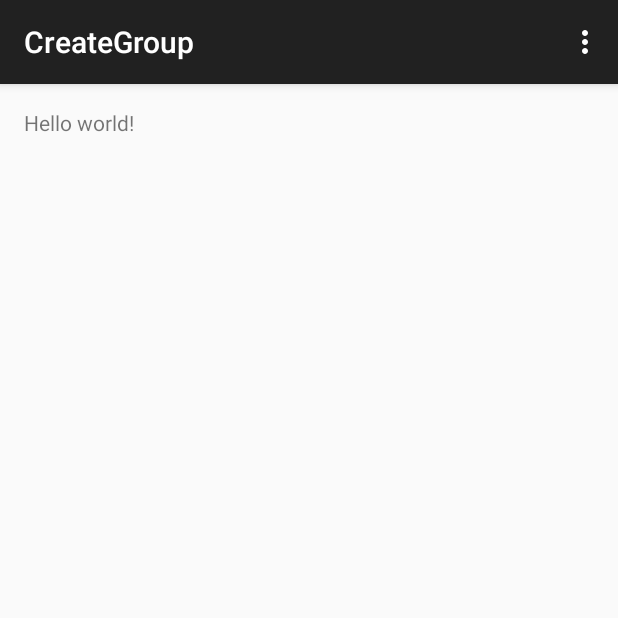
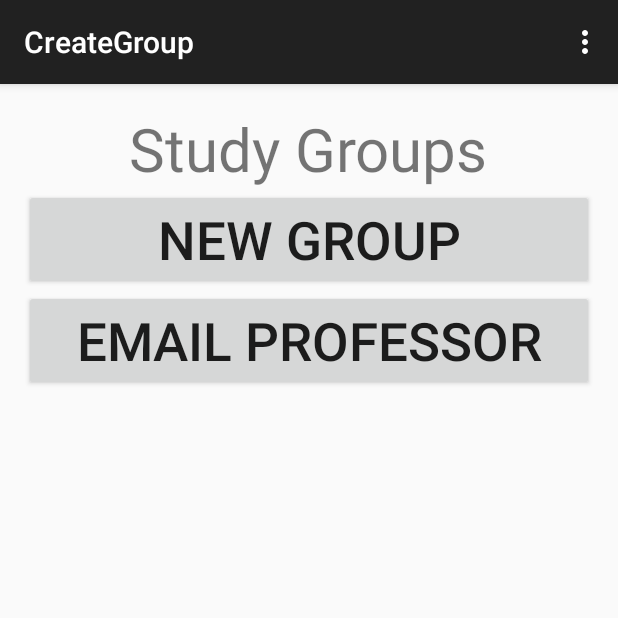
Before and after one commit to maugus33/MangoStudy, an Android app: the CreateGroup screen opened directly, with no data from a screen before it, on a phone screen of 412 x 824 dp, the top half of it. Run offline under Robolectric (Android 15) with nearby library versions, the phone set to English and light mode, and no system bars.

```diff
--- a/app/src/main/res/layout/activity_create_group.xml
+++ b/app/src/main/res/layout/activity_create_group.xml
@@ -6,7 +6,45 @@
     android:paddingBottom="@dimen/activity_vertical_margin"
     tools:context="com.ood.malissa.mangostudy.Activities.CreateGroup">
 
-    <TextView android:text="@string/hello_world" android:layout_width="wrap_content"
-        android:layout_height="wrap_content" />
+    <TextView android:text="Study Groups" android:layout_width="wrap_content"
+        android:layout_height="wrap_content"
+        android:layout_alignParentTop="true"
+        android:layout_centerHorizontal="true"
+        android:id="@+id/studyGroupLabel"
+        android:textSize="18pt" />
+
+    <Button
+        android:layout_width="wrap_content"
+        android:layout_height="wrap_content"
+        android:text="New Group"
+        android:id="@+id/button"
+        android:layout_below="@+id/studyGroupLabel"
+        android:layout_alignParentStart="true"
+        android:layout_alignParentEnd="true"
+        android:textSize="16pt" />
+
+    <Button
+        android:layout_width="wrap_content"
+        android:layout_height="wrap_content"
+        android:text="Email Professor"
+        android:id="@+id/button2"
+        android:layout_below="@+id/button"
+        android:layout_alignParentStart="true"
+        android:layout_alignEnd="@+id/button"
+        android:textSize="16pt" />
+
+    <ScrollView
+        android:layout_width="wrap_content"
+        android:layout_height="wrap_content"
+        android:id="@+id/scrollView2"
+        android:layout_below="@+id/button2"
+        android:layout_alignParentStart="true" />
+
+    <ListView
+        android:layout_width="wrap_content"
+        android:layout_height="wrap_content"
+        android:id="@+id/listView"
+        android:layout_below="@+id/scrollView2"
+        android:layout_alignParentStart="true" />
 
 </RelativeLayout>
--- a/app/src/main/res/values/strings.xml
+++ b/app/src/main/res/values/strings.xml
@@ -9,5 +9,5 @@
     <string name="title_activity_register_user">RegisterUser</string>
     <string name="title_activity_view_classes">ViewClasses</string>
     <string name="title_activity_create_group">CreateGroup</string>
-    <string name="title_activity_group_chat">GroupChat</string>
+    <string name="title_activity_group_chat">Messager</string>
 </resources>
```
Also changed, not shown: app/src/main/java/com/ood/malissa/mangostudy/Activities/MainActivity.java (+12 -0 lines), app/src/main/res/layout/activity_group_chat.xml (+32 -2 lines), app/src/main/res/layout/activity_register_class.xml (+26 -2 lines), app/src/main/res/layout/activity_view_classes.xml (+19 -2 lines), app/src/main/res/layout/activity_view_rooms.xml (+12 -2 lines).
